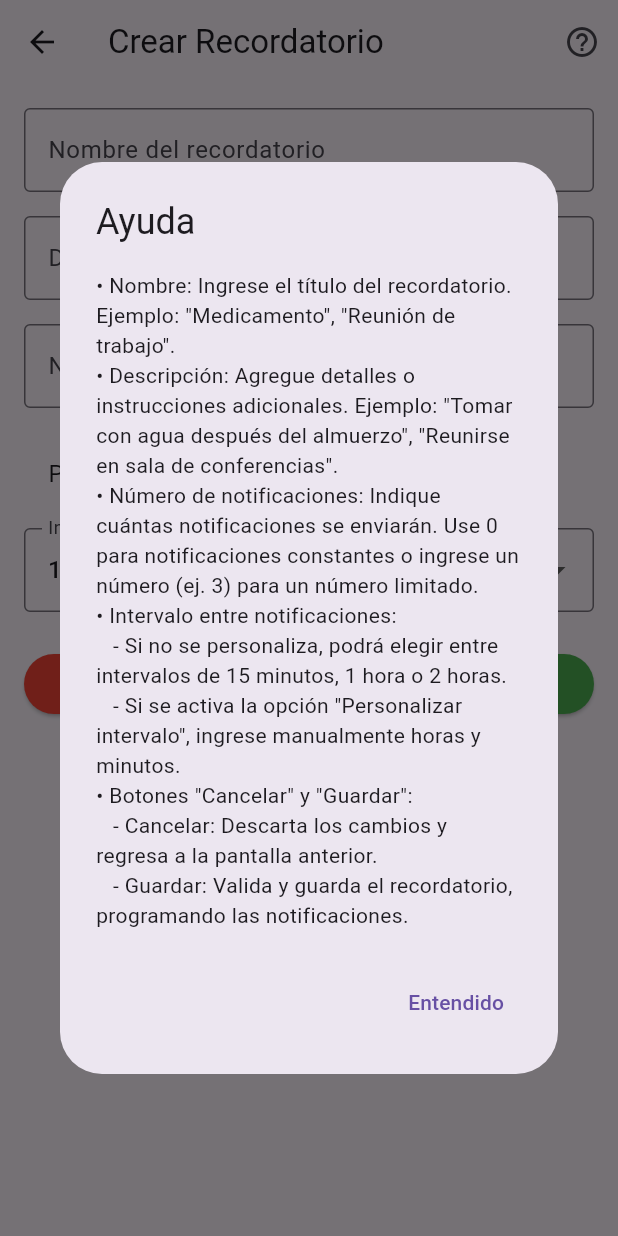
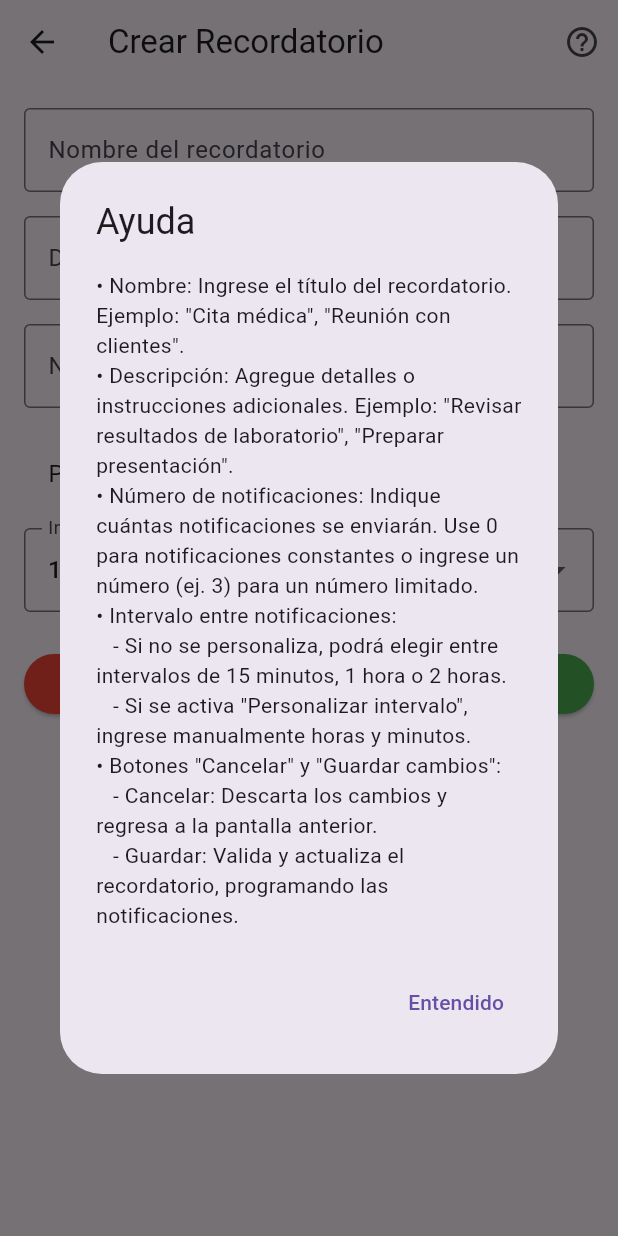
Before and after one commit to rayo-alcantar/mindKeeper, a Flutter app: the CreateReminderScreen screen opened by its route, after a tap on the "help outline" icon, on a phone screen of 412 x 824 dp. Run offline on Flutter 3.47's test engine with Material 3 defaults, Android fonts, the phone set to English and light mode, and no system bars; our stand-ins replace file_picker, flutter_local_notifications, permission_handler, shared_preferences, timezone; accounts and stored records are empty.

Commit message:
se prepara versión 2.2 y se edita la ayuda para crear recordatorio.

```diff
--- a/lib/screens/create_reminder_screen.dart
+++ b/lib/screens/create_reminder_screen.dart
@@ -34,10 +34,10 @@ class _CreateReminderScreenState extends State<CreateReminderScreen> {
             child: ListBody(
               children: [
                 Text(
-                  '• Nombre: Ingrese el título del recordatorio. Ejemplo: "Medicamento", "Reunión de trabajo".',
+                  '• Nombre: Ingrese el título del recordatorio. Ejemplo: "Cita médica", "Reunión con clientes".',
                 ),
                 Text(
-                  '• Descripción: Agregue detalles o instrucciones adicionales. Ejemplo: "Tomar con agua después del almuerzo", "Reunirse en sala de conferencias".',
+                  '• Descripción: Agregue detalles o instrucciones adicionales. Ejemplo: "Revisar resultados de laboratorio", "Preparar presentación".',
                 ),
                 Text(
                   '• Número de notificaciones: Indique cuántas notificaciones se enviarán. Use 0 para notificaciones constantes o ingrese un número (ej. 3) para un número limitado.',
@@ -47,14 +47,14 @@ class _CreateReminderScreenState extends State<CreateReminderScreen> {
                   '   - Si no se personaliza, podrá elegir entre intervalos de 15 minutos, 1 hora o 2 horas.',
                 ),
                 Text(
-                  '   - Si se activa la opción "Personalizar intervalo", ingrese manualmente horas y minutos.',
+                  '   - Si se activa "Personalizar intervalo", ingrese manualmente horas y minutos.',
                 ),
-                Text('• Botones "Cancelar" y "Guardar":'),
+                Text('• Botones "Cancelar" y "Guardar cambios":'),
                 Text(
                   '   - Cancelar: Descarta los cambios y regresa a la pantalla anterior.',
                 ),
                 Text(
-                  '   - Guardar: Valida y guarda el recordatorio, programando las notificaciones.',
+                  '   - Guardar: Valida y actualiza el recordatorio, programando las notificaciones.',
                 ),
               ],
             ),
```
Also changed, not shown: 1 other file.
